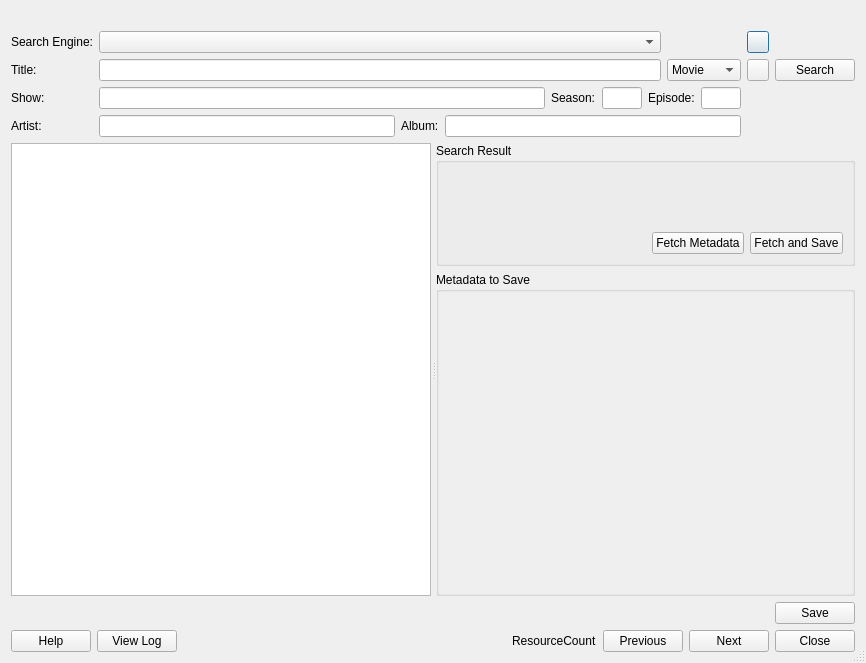
Above: src/lib/ui/fetcherdialog.ui from KDE/nepomuk-webminer before the change. Below: the same form after it.
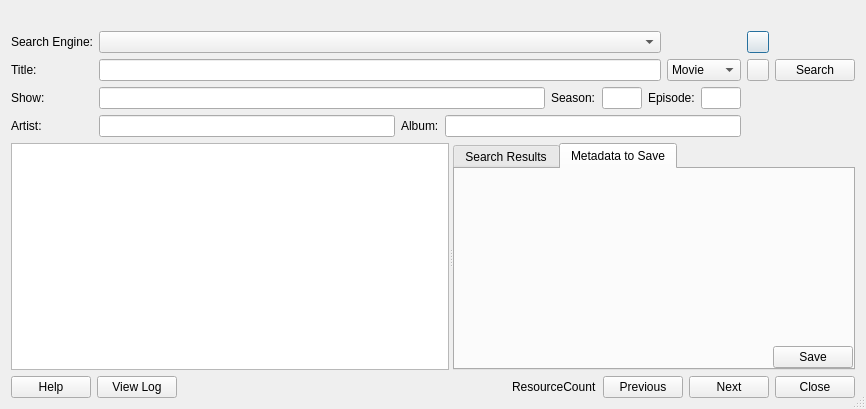
That is the form after the change. The open tabs and pages were chosen to show the change. Custom widgets are drawn as their Qt base class.

Commit message:
Refactor metadata widget. Allow to edit the data and visualize it
Instead of the "raw" QVariantMap view from before, different QWidgets
are shown now that allow to view/edit the metadata that is important
for the resource type

What changed in the file:
```diff
--- a/src/lib/ui/fetcherdialog.ui
+++ b/src/lib/ui/fetcherdialog.ui
@@ -7,16 +7,22 @@
     <x>0</x>
     <y>0</y>
     <width>866</width>
-    <height>663</height>
+    <height>409</height>
    </rect>
   </property>
+  <property name="sizePolicy">
+   <sizepolicy hsizetype="Preferred" vsizetype="Minimum">
+    <horstretch>0</horstretch>
+    <verstretch>0</verstretch>
+   </sizepolicy>
+  </property>
   <property name="windowTitle">
    <string>Meta Data Fetcher</string>
   </property>
   <property name="sizeGripEnabled">
    <bool>true</bool>
   </property>
-  <layout class="QVBoxLayout" name="verticalLayout_3">
+  <layout class="QVBoxLayout" name="verticalLayout">
    <item>
     <widget class="QLabel" name="labelDescription">
      <property name="enabled">
@@ -239,24 +245,26 @@
      <property name="orientation">
       <enum>Qt::Horizontal</enum>
      </property>
-     <property name="handleWidth">
-      <number>5</number>
-     </property>
-     <widget class="QListView" name="searchResults"/>
-     <widget class="QWidget" name="layoutWidget">
+     <widget class="QListView" name="searchResults">
+      <property name="sizePolicy">
+       <sizepolicy hsizetype="Expanding" vsizetype="MinimumExpanding">
+        <horstretch>0</horstretch>
+        <verstretch>0</verstretch>
+       </sizepolicy>
+      </property>
+     </widget>
+     <widget class="QTabWidget" name="resultsTabWidget">
+      <property name="currentIndex">
+       <number>0</number>
+      </property>
+      <widget class="QWidget" name="tab">
+       <attribute name="title">
+        <string>Search Results</string>
+       </attribute>
       <layout class="QVBoxLayout" name="verticalLayout_2">
-       <item>
-        <widget class="QGroupBox" name="groupBox">
-         <property name="sizePolicy">
-          <sizepolicy hsizetype="Preferred" vsizetype="Preferred">
-           <horstretch>0</horstretch>
-           <verstretch>0</verstretch>
-          </sizepolicy>
-         </property>
-         <property name="title">
-          <string>Search Result</string>
-         </property>
-         <layout class="QVBoxLayout" name="verticalLayout">
+        <property name="margin">
+         <number>0</number>
+        </property>
           <item>
            <widget class="QLabel" name="detailsTitle">
             <property name="font">
@@ -293,6 +301,19 @@
             </property>
            </widget>
           </item>
+        <item>
+         <spacer name="verticalSpacer">
+          <property name="orientation">
+           <enum>Qt::Vertical</enum>
+          </property>
+          <property name="sizeHint" stdset="0">
+           <size>
+            <width>20</width>
+            <height>40</height>
+           </size>
+          </property>
+         </spacer>
+        </item>
           <item>
            <layout class="QHBoxLayout" name="horizontalLayout_2">
             <item>
@@ -326,81 +347,35 @@
           </item>
          </layout>
         </widget>
-       </item>
-       <item>
-        <widget class="QGroupBox" name="groupBoxMetaData">
+      <widget class="QWidget" name="tab_2">
          <property name="sizePolicy">
           <sizepolicy hsizetype="Preferred" vsizetype="MinimumExpanding">
            <horstretch>0</horstretch>
            <verstretch>0</verstretch>
           </sizepolicy>
          </property>
-         <property name="title">
+       <attribute name="title">
           <string>Metadata to Save</string>
-         </property>
-         <layout class="QVBoxLayout" name="verticalLayout_4">
-          <property name="spacing">
-           <number>0</number>
-          </property>
+       </attribute>
+       <layout class="QVBoxLayout" name="verticalLayout_3">
           <property name="margin">
            <number>0</number>
           </property>
           <item>
-           <widget class="QScrollArea" name="scrollAreaMetaData">
-            <property name="frameShape">
-             <enum>QFrame::NoFrame</enum>
-            </property>
-            <property name="frameShadow">
-             <enum>QFrame::Plain</enum>
-            </property>
-            <property name="lineWidth">
-             <number>0</number>
-            </property>
-            <property name="horizontalScrollBarPolicy">
-             <enum>Qt::ScrollBarAlwaysOff</enum>
-            </property>
-            <property name="widgetResizable">
-             <bool>true</bool>
-            </property>
-            <widget class="QWidget" name="scrollAreaWidgetContents">
-             <property name="geometry">
-              <rect>
-               <x>0</x>
-               <y>0</y>
-               <width>364</width>
-               <height>279</height>
-              </rect>
-             </property>
-             <layout class="QVBoxLayout" name="verticalLayout_5">
-              <property name="spacing">
-               <number>0</number>
-              </property>
-              <property name="margin">
-               <number>0</number>
-              </property>
-              <item>
-               <widget class="NepomukWebMiner::UI::MetaDataWidget" name="metaDataList" native="true"/>
-              </item>
-             </layout>
-            </widget>
-           </widget>
-          </item>
-         </layout>
-        </widget>
-       </item>
-      </layout>
-     </widget>
+         <widget class="NepomukWebMiner::UI::MetaDataWidget" name="metaDataList" native="true">
+          <property name="sizePolicy">
+           <sizepolicy hsizetype="Preferred" vsizetype="Ignored">
+            <horstretch>0</horstretch>
+            <verstretch>0</verstretch>
+           </sizepolicy>
+          </property>
     </widget>
    </item>
    <item>
     <layout class="QHBoxLayout" name="horizontalLayout_4">
-     <item>
-      <widget class="QLabel" name="labelSearchResults">
-       <property name="text">
-        <string notr="true"/>
-       </property>
-      </widget>
-     </item>
+          <property name="sizeConstraint">
+           <enum>QLayout::SetDefaultConstraint</enum>
+          </property>
      <item>
       <spacer name="horizontalSpacer_4">
        <property name="orientation">
@@ -409,19 +384,30 @@
        <property name="sizeHint" stdset="0">
         <size>
          <width>40</width>
-         <height>20</height>
+              <height>1</height>
         </size>
        </property>
       </spacer>
      </item>
      <item>
       <widget class="QPushButton" name="buttonSave">
+            <property name="sizePolicy">
+             <sizepolicy hsizetype="Minimum" vsizetype="Fixed">
+              <horstretch>0</horstretch>
+              <verstretch>0</verstretch>
+             </sizepolicy>
+            </property>
        <property name="text">
         <string comment="Save metadata to nepomuk">Save</string>
        </property>
       </widget>
      </item>
     </layout>
+        </item>
+       </layout>
+      </widget>
+     </widget>
+    </widget>
    </item>
    <item>
     <layout class="QHBoxLayout" name="horizontalLayout">
```
Left out of the diff: 22 changed lines with no effect on the pictures. Lines whose indentation alone changed are shown as unchanged. The commit also changes 22 other files.
